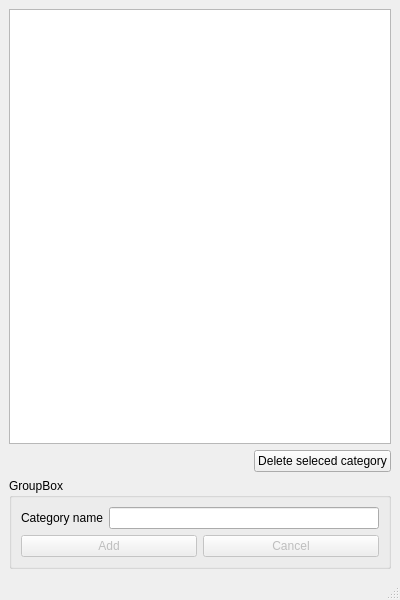
Before: the Qt Designer form slg_desktop/gui/categories.ui in drulum/slg_desktop, drawn with Qt 5.
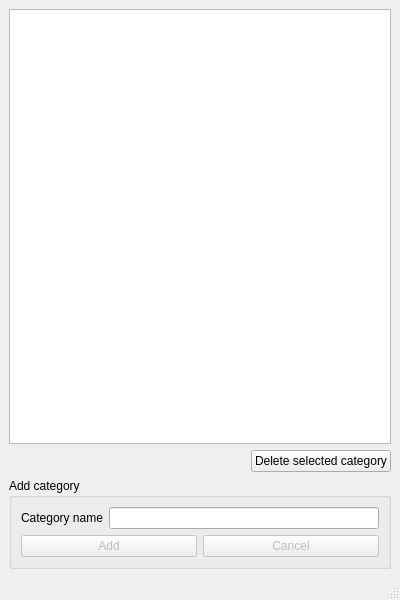
After: the same form once the commit is applied.

Commit message: minor gui cleanups and beginning work on shopping list dates & mainwindow design

Diff of the .ui file:
```diff
--- a/slg_desktop/gui/categories.ui
+++ b/slg_desktop/gui/categories.ui
@@ -45,7 +45,7 @@
            <string>CAUTION: The selected category will be deleted.</string>
           </property>
           <property name="text">
-           <string>Delete seleced category</string>
+           <string>Delete selected category</string>
           </property>
          </widget>
         </item>
@@ -56,7 +56,7 @@
     <item>
      <widget class="QGroupBox" name="groupBox">
       <property name="title">
-       <string>GroupBox</string>
+       <string>Add category</string>
       </property>
       <layout class="QVBoxLayout" name="verticalLayout_3">
        <item>
```
The commit also changes 7 other files.
